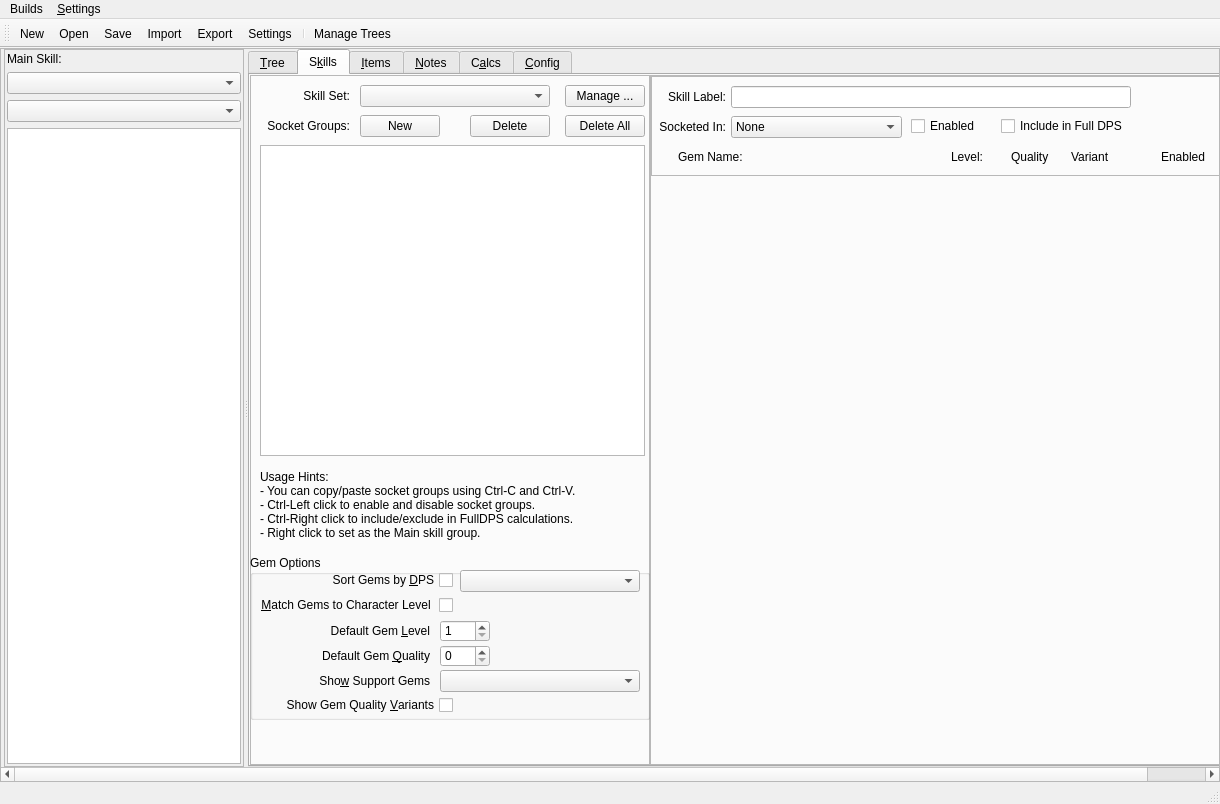
The window that Assets/PoB_Main_Window.ui (PathOfBuildingCommunity/PathOfBuilding-Python) describes before a commit, drawn with Qt 5.
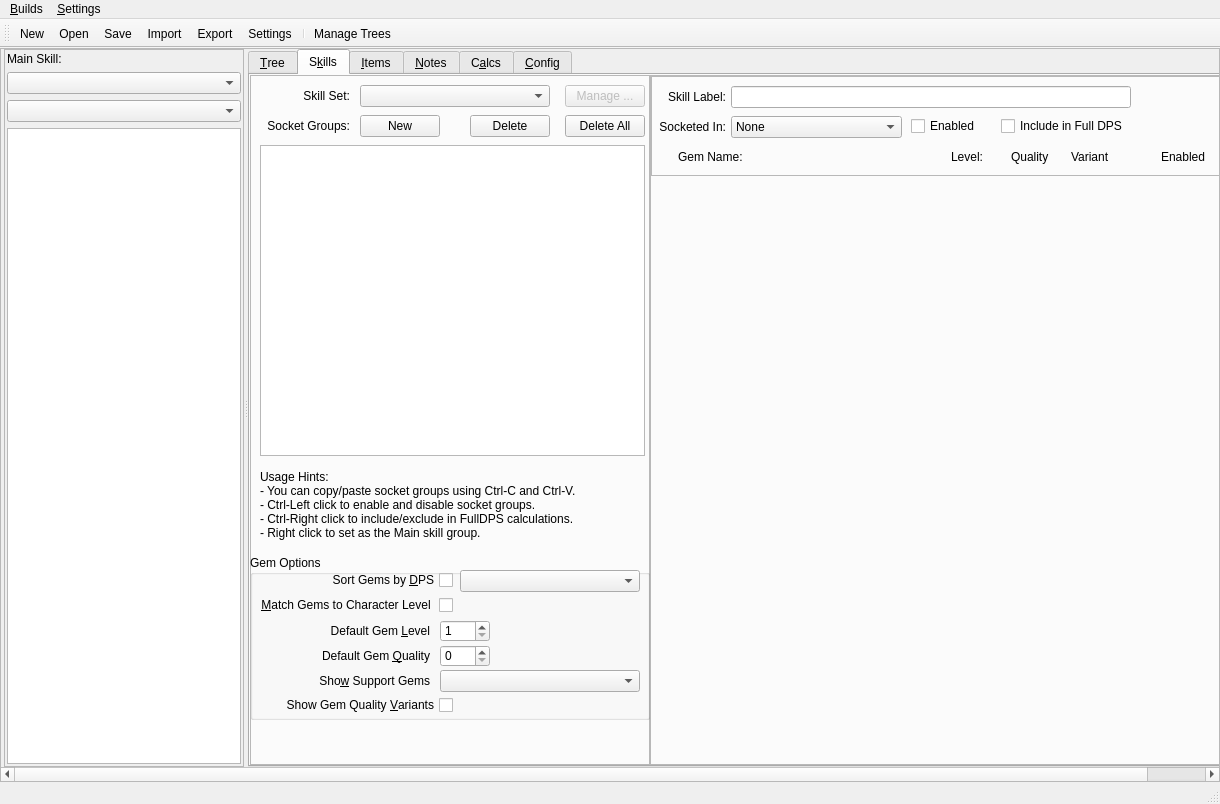
The same window after the commit. The open tabs and pages were chosen to show the change. Icons and pictures are not drawn.

Patch:
```diff
--- a/Assets/PoB_Main_Window.ui
+++ b/Assets/PoB_Main_Window.ui
@@ -639,6 +639,9 @@
                 </property>
                </widget>
                <widget class="QPushButton" name="btn_SkillsManage">
+                <property name="enabled">
+                 <bool>false</bool>
+                </property>
                 <property name="geometry">
                  <rect>
                   <x>315</x>
@@ -2131,7 +2134,7 @@
    </property>
    <widget class="QMenu" name="menu_Builds">
     <property name="title">
-     <string>Builds</string>
+     <string>&amp;Builds</string>
     </property>
     <addaction name="action_New"/>
     <addaction name="action_Open"/>
```
Left out of the diff: 8 changed lines with no effect on the pictures.
